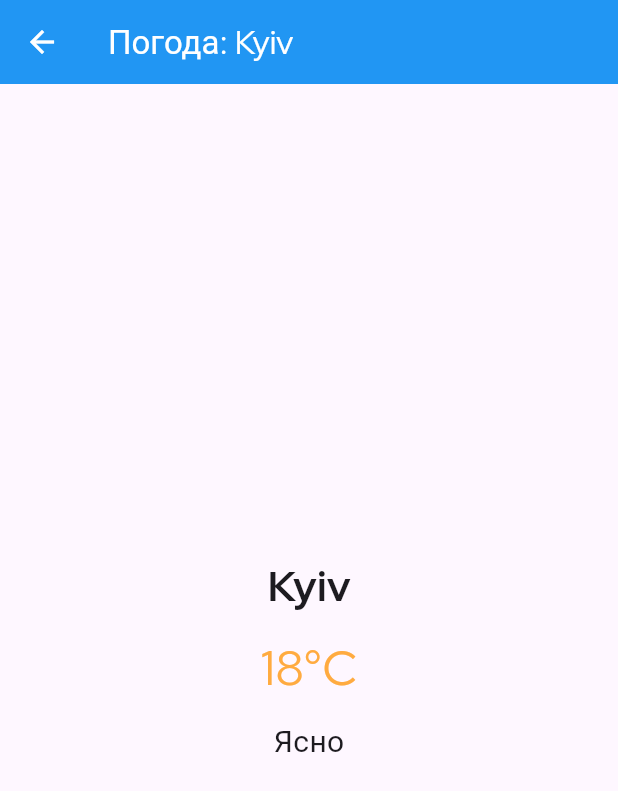
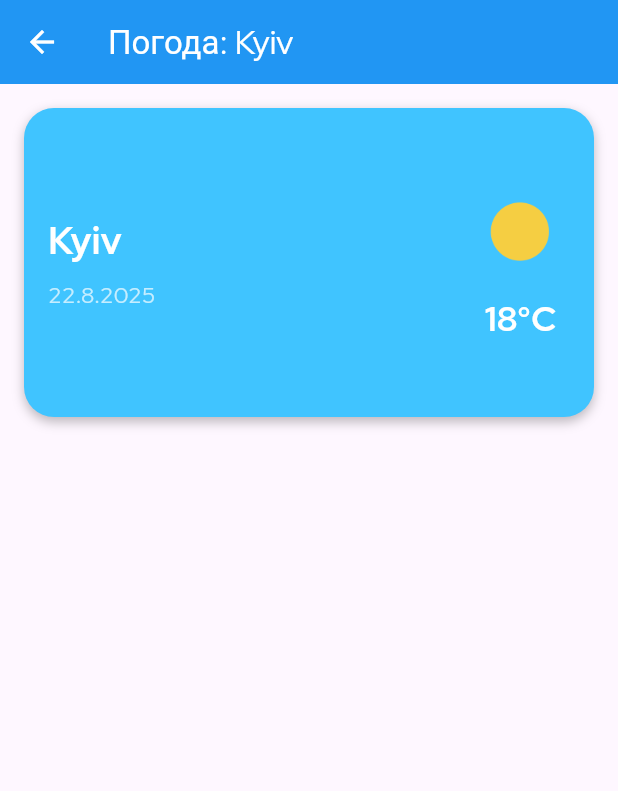
Before and after one commit to KK7780/WeatherApp, a Flutter app: the screen it shows after launch, after a tap on "Kyiv", on a phone screen of 412 x 824 dp. Shown: the top 791 px of the screen. Run offline on Flutter 3.47's test engine with Material 3 defaults, Android fonts, the phone set to English and light mode, and no system bars.

```diff
--- a/lib/core/assets/app_icons.dart
+++ b/lib/core/assets/app_icons.dart
@@ -3,16 +3,16 @@ import 'package:flutter/widgets.dart';
 class AppIcons {
   // Словарь: ключ состояния погоды → путь к PNG
   static const Map<String, String> weatherIcons = {
-    "ясно": "assets/icons/sunny.png",
-    "облачно": "assets/icons/cloudy.png",
-    "дождь": "assets/icons/rain.png",
-    "снег": "assets/icons/snow.png",
-    "шторм": "assets/icons/storm.png",
+    "ясно": "lib/core/assets/icons/sunny_sun_weather_climate_forecast.png",
+    "облачно": "lib/core/assets/icons/cloudy.png",
+    "дождь": "lib/core/assets/icons/rain.png",
+    "снег": "lib/core/assets/icons/snow.png",
+    "шторм": "lib/core/assets/icons/storm.png",
   };
 
   // Метод для получения виджета Image по ключу
   static Widget getWeatherIcon(String conditionKey, {double size = 50}) {
-    final path = weatherIcons[conditionKey] ?? "assets/icons/unknown.png";
+    final path = weatherIcons[conditionKey] ?? "lib/core/assets/icons/sunny_sun_weather_climate_forecast.png";
     return Image.asset(
       path,
       width: size,
--- a/lib/features/weather/presentation/pages/weather_page.dart
+++ b/lib/features/weather/presentation/pages/weather_page.dart
@@ -1,4 +1,7 @@
 import 'package:flutter/material.dart';
+import '../../data/models/weather_model.dart';
+import '../../data/repositories/fake_weather_repository.dart';
+import '../widgets/weather_main_details_card.dart';
 
 import '../../data/repositories/fake_weather_repository.dart';
 
@@ -21,15 +24,11 @@ class WeatherPage extends StatelessWidget {
           onPressed: () => Navigator.pop(context),
         ),
       ),
-      body: Center(
+      body: SingleChildScrollView(
         child: Column(
-          mainAxisAlignment: MainAxisAlignment.center,
           children: [
-            Text(weather.city, style: const TextStyle(fontSize: 28, fontWeight: FontWeight.bold)),
-            const SizedBox(height: 12),
-            Text("${weather.temperature}°C", style: const TextStyle(fontSize: 32, color: Colors.orangeAccent)),
-            const SizedBox(height: 12),
-            Text(weather.description, style: const TextStyle(fontSize: 20)),
+            WeatherDetailCard(weather: weather),
+            // Здесь можно добавлять другие виджеты с деталями
           ],
         ),
       ),
--- /dev/null
+++ b/lib/features/weather/presentation/widgets/weather_main_details_card.dart
@@ -0,0 +1,78 @@
+import 'package:flutter/material.dart';
+import '../../domain/weather_icon_mapper.dart';
+import '../../data/models/weather_model.dart';
+
+class WeatherDetailCard extends StatelessWidget {
+  final WeatherModel weather;
+
+  const WeatherDetailCard({super.key, required this.weather});
+
+  @override
+  Widget build(BuildContext context) {
+    final screenHeight = MediaQuery.of(context).size.height;
+    final screenWidth = MediaQuery.of(context).size.width;
+
+    return Container(
+      width: screenWidth,
+      height: screenHeight * 0.25, // ~1/4 высоты экрана
+      margin: const EdgeInsets.symmetric(vertical: 16, horizontal: 16),
+      padding: const EdgeInsets.all(16),
+      decoration: BoxDecoration(
+        color: Colors.lightBlueAccent,
+        borderRadius: BorderRadius.circular(20),
+        boxShadow: const [
+          BoxShadow(
+            color: Colors.black26,
+            blurRadius: 6,
+            offset: Offset(0, 3),
+          ),
+        ],
+      ),
+      child: Row(
+        mainAxisAlignment: MainAxisAlignment.spaceBetween,
+        children: [
+          // Левый блок: Город и дата
+          Column(
+            crossAxisAlignment: CrossAxisAlignment.start,
+            mainAxisAlignment: MainAxisAlignment.center,
+            children: [
+              Text(
+                weather.city,
+                style: TextStyle(
+                  fontSize: screenHeight * 0.03,
+                  fontWeight: FontWeight.bold,
+                  color: Colors.white,
+                ),
+              ),
+              const SizedBox(height: 8),
+              Text(
+                // Форматируем текущую дату, например
+                "${DateTime.now().day}.${DateTime.now().month}.${DateTime.now().year}",
+                style: TextStyle(
+                  fontSize: screenHeight * 0.018,
+                  color: Colors.white70,
+                ),
+              ),
+            ],
+          ),
+          // Правый блок: Иконка и градусы
+          Column(
+            mainAxisAlignment: MainAxisAlignment.center,
+            children: [
+              WeatherIconMapper.mapConditionToWidget(weather.conditionKey, size: screenHeight * 0.08),
+              const SizedBox(height: 8),
+              Text(
+                "${weather.temperature}°C",
+                style: TextStyle(
+                  fontSize: screenHeight * 0.028,
+                  fontWeight: FontWeight.bold,
+                  color: Colors.white,
+                ),
+              ),
+            ],
+          ),
+        ],
+      ),
+    );
+  }
+}
--- a/lib/features/weather/presentation/widgets/weather_menu_card.dart
+++ b/lib/features/weather/presentation/widgets/weather_menu_card.dart
@@ -1,4 +1,5 @@
 import 'package:flutter/material.dart';
+import '../../../../core/assets/app_icons.dart';
 
 class WeatherMenuCard extends StatelessWidget {
   final String city;
--- a/pubspec.yaml
+++ b/pubspec.yaml
@@ -88,7 +88,7 @@ flutter:
   # For details regarding fonts from package dependencies,
   # see https://flutter.dev/to/font-from-package
   assets:
-    - assets/icons/
+    - lib/core/assets/icons/
 
   fonts:
     - family: RedHatDisplay
```
Also changed, not shown: lib/features/weather/presentation/widgets/weather_card.dart (deleted).
